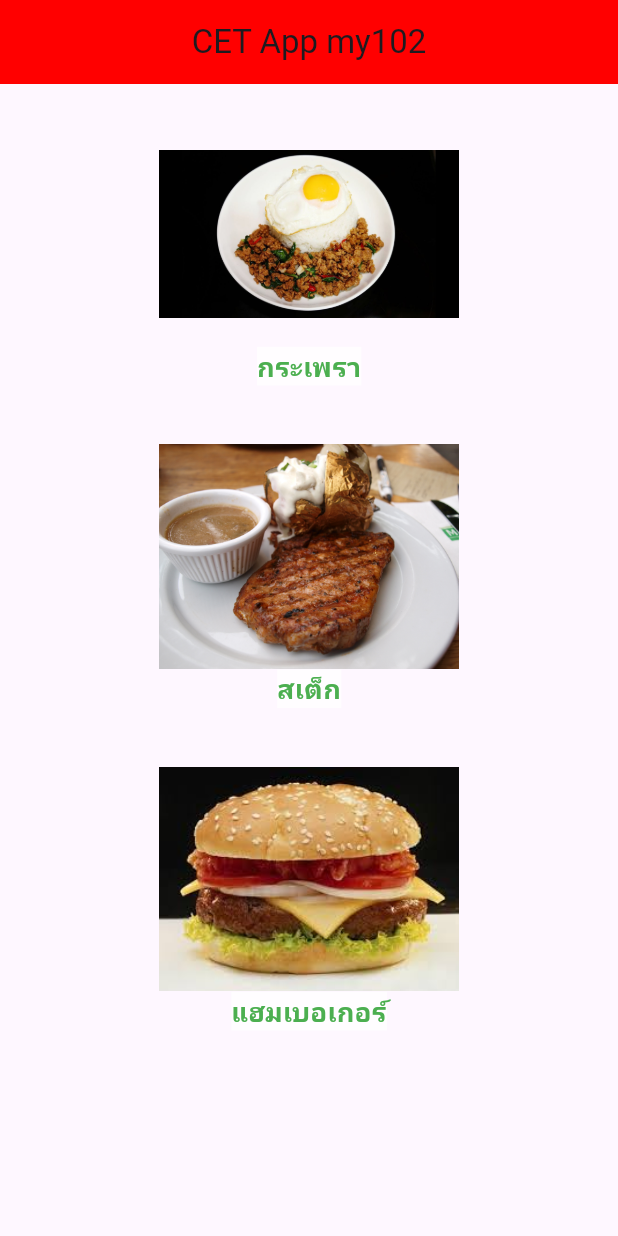
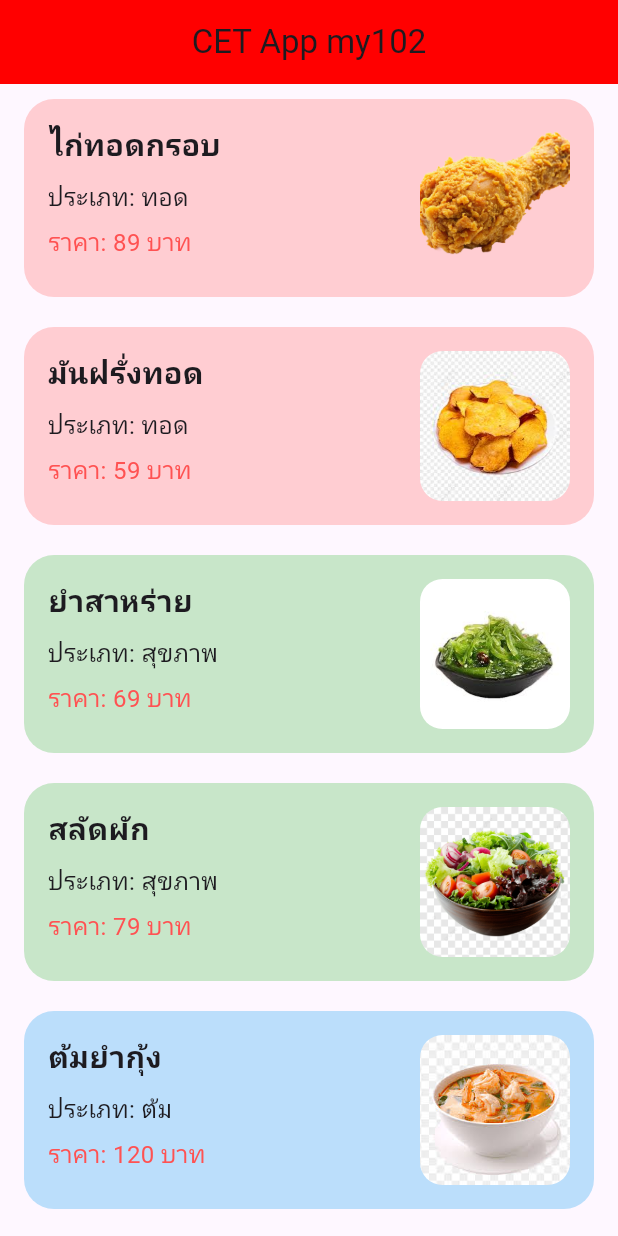
Before and after one commit to X-DARK-NIGHT-X/mobilelab1cet102, a Flutter app: the screen it shows after launch, on a phone screen of 412 x 824 dp. Run offline on Flutter 3.47's test engine with Material 3 defaults, Android fonts, the phone set to English and light mode, and no system bars.

Commit message:
เพิ่มไฟล์โปรเจกต์ครั้งแรก

```diff
--- /dev/null
+++ b/lib/Models/foodmenu.dart
@@ -0,0 +1,75 @@
+class FoodMenu {
+  FoodMenu({
+    required this.name,
+    required this.type,
+    required this.component,
+    required this.price,
+  });
+  String name;
+  String type;
+  String component;
+  int price;
+}
+
+List<FoodMenu> emp = [
+  FoodMenu(
+    name: "ไก่ทอดกรอบ",
+    type: "ทอด",
+    component: "ไก่, แป้งทอด",
+    price: 89,
+  ),
+  FoodMenu(
+    name: "มันฝรั่งทอด",
+    type: "ทอด",
+    component: "มันฝรั่ง, เกลือ",
+    price: 59,
+  ),
+  FoodMenu(
+    name: "ยำสาหร่าย",
+    type: "สุขภาพ",
+    component: "สาหร่าย, งา",
+    price: 69,
+  ),
+  FoodMenu(
+    name: "สลัดผัก",
+    type: "สุขภาพ",
+    component: "ผักรวม, น้ำสลัด",
+    price: 79,
+  ),
+  FoodMenu(
+    name: "ต้มยำกุ้ง",
+    type: "ต้ม",
+    component: "กุ้ง, พริก, มะนาว",
+    price: 120,
+  ),
+  FoodMenu(
+    name: "สุกี้น้ำ",
+    type: "ต้ม",
+    component: "หมู, ผัก, วุ้นเส้น",
+    price: 100,
+  ),
+  FoodMenu(
+    name: "หมูย่างจิ้มแจ่ว",
+    type: "ย่าง",
+    component: "หมู, น้ำจิ้ม",
+    price: 95,
+  ),
+  FoodMenu(
+    name: "เนื้อย่างเกาหลี",
+    type: "ย่าง",
+    component: "เนื้อ, ซอส",
+    price: 150,
+  ),
+  FoodMenu(
+    name: "ข้าวผัดหมู",
+    type: "ผัด",
+    component: "ข้าว, หมู, ไข่",
+    price: 70,
+  ),
+  FoodMenu(
+    name: "ผัดไทยกุ้งสด",
+    type: "ผัด",
+    component: "เส้น, กุ้ง, ไข่",
+    price: 85,
+  ),
+];
--- a/lib/main.dart
+++ b/lib/main.dart
@@ -1,17 +1,24 @@
 import 'package:flutter/material.dart';
-import 'screen/home.dart';
+import 'screen/item.dart';
 
 void main() {
-  runApp(
-    MaterialApp(
+  runApp(const MyApp());
+}
+
+class MyApp extends StatelessWidget {
+  const MyApp({super.key});
+
+  @override
+  Widget build(BuildContext context) {
+    return MaterialApp(
       home: Scaffold(
         appBar: AppBar(
-          title: Text("CET App my102"),
+          title: const Text("CET App my102"),
           backgroundColor: const Color.fromARGB(255, 255, 0, 0),
           centerTitle: true,
         ),
-        body: const Home(),
+        body: const Item(),
       ),
-    ),
-  );
+    );
+  }
 }
--- a/lib/screen/home.dart
+++ b/lib/screen/home.dart
@@ -5,36 +5,81 @@ class Home extends StatelessWidget {
 
   @override
   Widget build(BuildContext context) {
-    return Scaffold(
-      body: Column(
+    return Center(
+      child: Column(
+        mainAxisAlignment: MainAxisAlignment.center,
         children: [
-          const SizedBox(height: 0),
-          buildFoodItem('assets/1.jpg', 'กระเพรา'),
-          const SizedBox(height: 15),
-          buildFoodItem('assets/2.jpg', 'สเต็ก'),
-          const SizedBox(height: 15),
-          buildFoodItem('assets/3.jpg', 'แฮมเบอเกอร์'),
-        ],
-      ),
-    );
-  }
+          TextButton(
+            onPressed: () {
+              print("TextButton Click");
+            },
+            style: TextButton.styleFrom(
+              backgroundColor: Colors.white,
+              foregroundColor: Colors.black,
+            ),
+            child: const Text.rich(
+              TextSpan(
+                text: '',
+                children: [
+                  TextSpan(
+                    text: 'Click',
+                    style: TextStyle(
+                      fontSize: 25,
+                      fontWeight: FontWeight.bold,
+                      color: Colors.red,
+                    ),
+                  ),
+                ],
+              ),
+            ),
+          ),
 
-  Widget buildFoodItem(String imagePath, String foodName) {
-    return Center(
-      child: Stack(
-        alignment: Alignment.bottomCenter,
-        children: [
-          Image.asset(imagePath, width: 200, height: 200),
-          Transform.translate(
-            offset: const Offset(0, 1),
-            child: Text(
-              foodName,
-              style: const TextStyle(
-                fontSize: 18,
-                fontWeight: FontWeight.bold,
-                color: Colors.green,
-                backgroundColor: Colors.white70,
-              ),
+          const SizedBox(height: 10),
+
+          FilledButton(
+            onPressed: () {
+              print("FilledButton Click");
+            },
+            style: FilledButton.styleFrom(
+              backgroundColor: Colors.green,
+              foregroundColor: Colors.white,
+            ),
+            child: const Text(
+              "Click",
+              style: TextStyle(fontSize: 25, fontWeight: FontWeight.bold),
+            ),
+          ),
+
+          const SizedBox(height: 10),
+
+          OutlinedButton(
+            onPressed: () {
+              print("OutlinedButton Click");
+            },
+            style: OutlinedButton.styleFrom(
+              backgroundColor: Colors.yellow,
+              foregroundColor: const Color.fromARGB(51, 255, 255, 255),
+              side: const BorderSide(color: Color.fromARGB(255, 255, 255, 255)),
+            ),
+            child: const Text(
+              "Click",
+              style: TextStyle(fontSize: 25, fontWeight: FontWeight.bold),
+            ),
+          ),
+
+          const SizedBox(height: 10),
+
+          ElevatedButton(
+            onPressed: () {
+              print("ElevatedButton Click");
+            },
+            style: ElevatedButton.styleFrom(
+              backgroundColor: Colors.blue,
+              foregroundColor: const Color.fromARGB(50, 255, 255, 255),
+            ),
+            child: const Text(
+              "Click",
+              style: TextStyle(fontSize: 25, fontWeight: FontWeight.bold),
             ),
           ),
         ],
--- /dev/null
+++ b/lib/screen/item.dart
@@ -0,0 +1,104 @@
+import 'package:flutter/material.dart';
+import '../models/foodmenu.dart';
+
+class Item extends StatefulWidget {
+  const Item({super.key});
+
+  @override
+  State<Item> createState() => _ItemState();
+}
+
+class _ItemState extends State<Item> {
+  // ฟังก์ชันกำหนดสีพื้นหลังตามประเภทอาหาร
+  Color _getBackgroundColor(String type) {
+    switch (type.trim()) {
+      case 'ทอด':
+        return Colors.red.shade100;
+      case 'สุขภาพ':
+        return Colors.green.shade100;
+      case 'ต้ม':
+        return Colors.blue.shade100;
+      case 'ย่าง':
+        return Colors.orange.shade100;
+      case 'ผัด':
+        return Colors.purple.shade100;
+      default:
+        return Colors.grey.shade200;
+    }
+  }
+
+  @override
+  Widget build(BuildContext context) {
+    return SingleChildScrollView(
+      child: Column(
+        children: [
+          ListView.builder(
+            shrinkWrap: true,
+            physics: const NeverScrollableScrollPhysics(),
+            itemCount: emp.length,
+            itemBuilder: (context, index) {
+              final item = emp[index];
+              final imagePath = 'assets/${index + 1}.png';
+              final bgColor = _getBackgroundColor(item.type);
+
+              return Container(
+                width: double.infinity,
+                margin: const EdgeInsets.symmetric(
+                  vertical: 10,
+                  horizontal: 16,
+                ),
+                padding: const EdgeInsets.all(16),
+                decoration: BoxDecoration(
+                  color: bgColor,
+                  borderRadius: BorderRadius.circular(20),
+                ),
+                child: Row(
+                  crossAxisAlignment: CrossAxisAlignment.start,
+                  children: [
+                    Expanded(
+                      child: Column(
+                        crossAxisAlignment: CrossAxisAlignment.start,
+                        children: [
+                          Text(
+                            item.name,
+                            style: const TextStyle(
+                              fontSize: 20,
+                              fontWeight: FontWeight.bold,
+                            ),
+                          ),
+                          const SizedBox(height: 8),
+                          Text(
+                            "ประเภท: ${item.type}",
+                            style: const TextStyle(fontSize: 16),
+                          ),
+                          const SizedBox(height: 6),
+                          Text(
+                            "ราคา: ${item.price} บาท",
+                            style: const TextStyle(
+                              fontSize: 16,
+                              color: Colors.redAccent,
+                            ),
+                          ),
+                        ],
+                      ),
+                    ),
+                    const SizedBox(width: 12),
+                    ClipRRect(
+                      borderRadius: BorderRadius.circular(15),
+                      child: Image.asset(
+                        imagePath,
+                        width: 100,
+                        height: 100,
+                        fit: BoxFit.cover,
+                      ),
+                    ),
+                  ],
+                ),
+              );
+            },
+          ),
+        ],
+      ),
+    );
+  }
+}
--- a/pubspec.yaml
+++ b/pubspec.yaml
@@ -18,6 +18,4 @@ dev_dependencies:
 flutter:
   uses-material-design: true
   assets:
-    - assets/1.jpg
-    - assets/2.jpg
-    - assets/3.jpg
+    - assets/
```
Also changed, not shown: assets/1.png (added), assets/10.png (added), assets/2.png (added), assets/3.png (added), assets/4.png (added), assets/5.png (added), assets/6.png (added), assets/7.png (added), assets/8.png (added), assets/9.png (added), assets/asd.jpg (renamed from assets/1.jpg), assets/dfhg.jpg (renamed from assets/2.jpg), assets/drtyh.jpg (renamed from assets/3.jpg), assets/sdfhgf.png (added).
